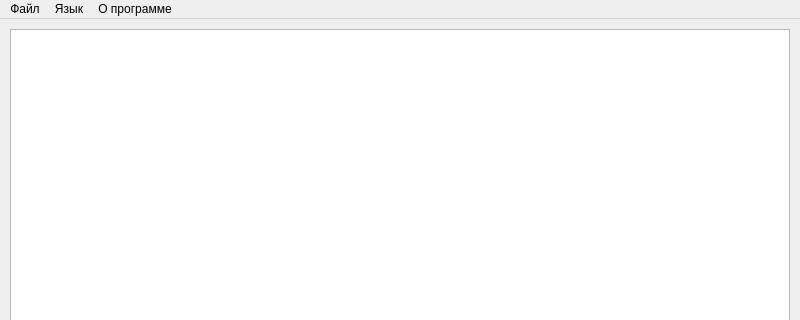
Before: the Qt Designer form TextEditor/mainwindow.ui in StepanIstomin/GB_QT, drawn with Qt 5; both pictures show x 0 to 800 and y 0 to 320 of the 800 by 600 pixel window.
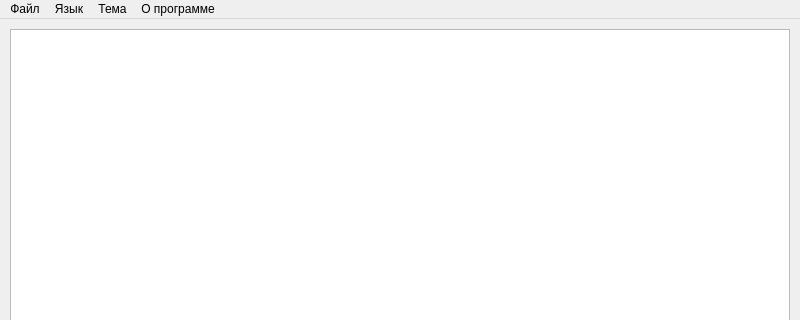
After: the same form once the commit is applied.

Patch:
```diff
--- a/TextEditor/mainwindow.ui
+++ b/TextEditor/mainwindow.ui
@@ -73,8 +73,16 @@
     <addaction name="action_lang_ru"/>
     <addaction name="action_lang_en"/>
    </widget>
+   <widget class="QMenu" name="menu_style">
+    <property name="title">
+     <string>Тема</string>
+    </property>
+    <addaction name="action_bright"/>
+    <addaction name="action_dark"/>
+   </widget>
    <addaction name="menu"/>
    <addaction name="menu_3"/>
+   <addaction name="menu_style"/>
    <addaction name="menu_2"/>
   </widget>
   <widget class="QStatusBar" name="statusbar"/>
```
Left out of the diff: 10 changed lines with no effect on the pictures.
